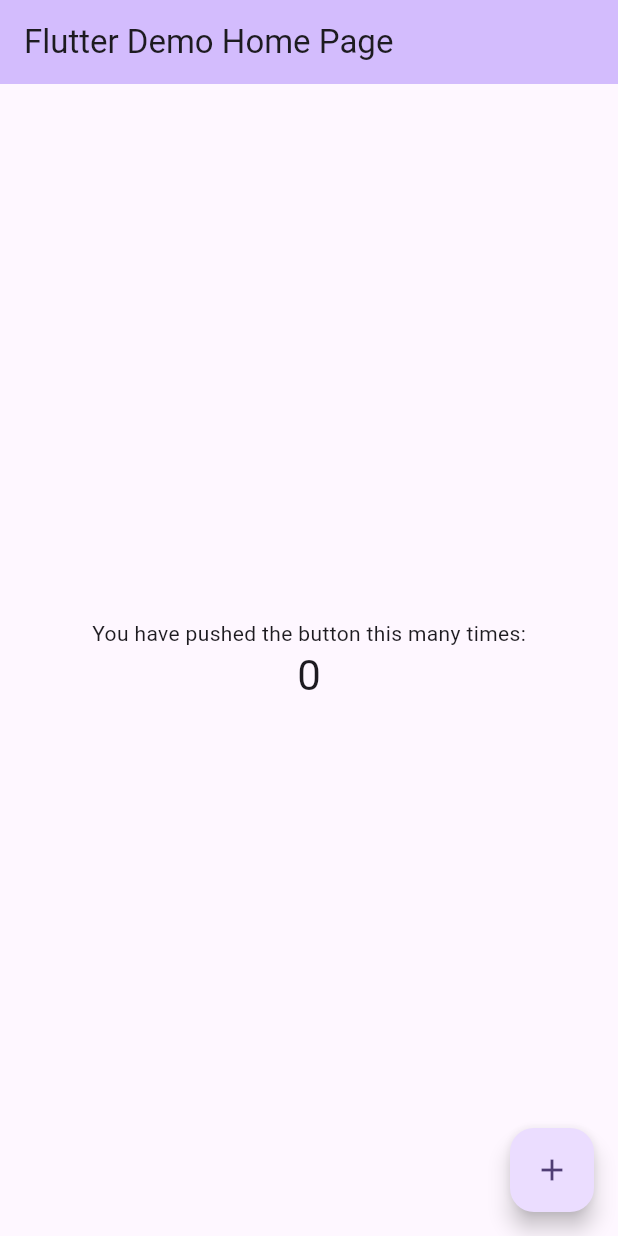
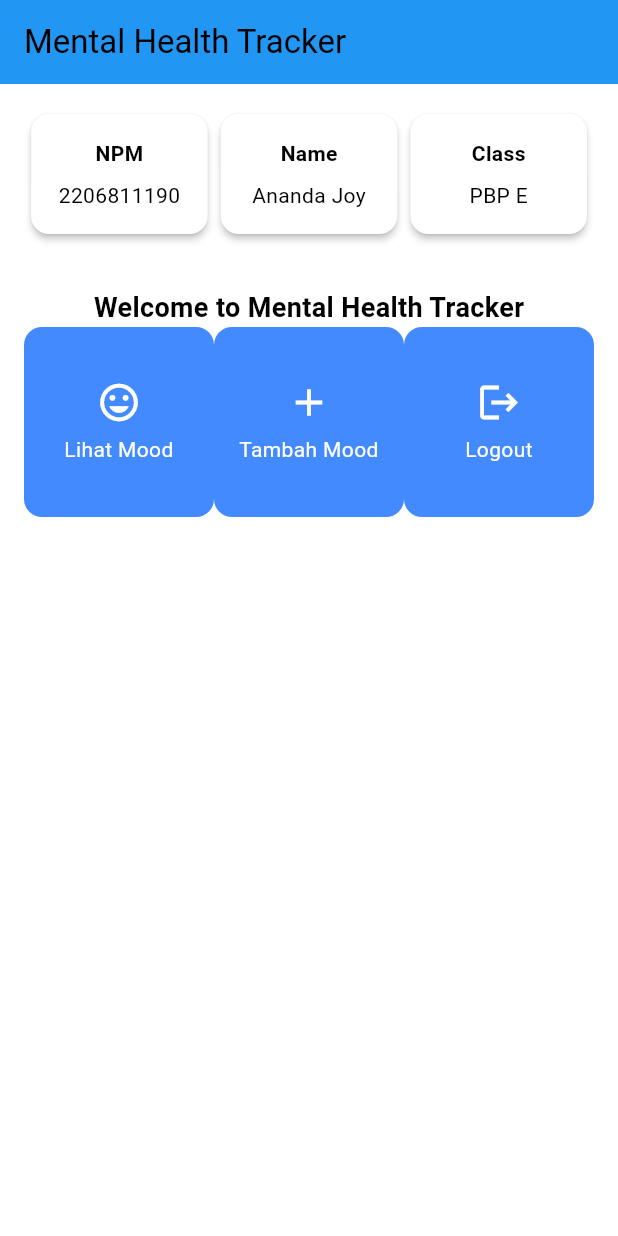
Before and after one commit to anandajoyyy22/mental-health-tracker-mobile, a Flutter app: the screen it shows after launch, on a phone screen of 412 x 824 dp. Run offline on Flutter 3.47's test engine with Material 3 defaults, Android fonts, the phone set to English and light mode, and no system bars.

Commit message:
lab kelar

```diff
--- a/lib/main.dart
+++ b/lib/main.dart
@@ -1,4 +1,5 @@
 import 'package:flutter/material.dart';
+import 'menu.dart'; // Import file menu.dart
 
 void main() {
   runApp(const MyApp());
@@ -7,119 +8,17 @@ void main() {
 class MyApp extends StatelessWidget {
   const MyApp({super.key});
 
-  // This widget is the root of your application.
   @override
   Widget build(BuildContext context) {
     return MaterialApp(
-      title: 'Flutter Demo',
+      title: 'Mental Health Tracker',
       theme: ThemeData(
-        // This is the theme of your application.
-        //
-        // TRY THIS: Try running your application with "flutter run". You'll see
-        // the application has a purple toolbar. Then, without quitting the app,
-        // try changing the seedColor in the colorScheme below to Colors.green
-        // and then invoke "hot reload" (save your changes or press the "hot
-        // reload" button in a Flutter-supported IDE, or press "r" if you used
-        // the command line to start the app).
-        //
-        // Notice that the counter didn't reset back to zero; the application
-        // state is not lost during the reload. To reset the state, use hot
-        // restart instead.
-        //
-        // This works for code too, not just values: Most code changes can be
-        // tested with just a hot reload.
-        colorScheme: ColorScheme.fromSeed(seedColor: Colors.deepPurple),
-        useMaterial3: true,
+        primarySwatch: Colors.blue, // Ubah warna utama sesuai kebutuhan
+        colorScheme: ColorScheme.fromSwatch().copyWith(
+          secondary: Colors.blueAccent, // Warna sekunder
+        ),
       ),
-      home: const MyHomePage(title: 'Flutter Demo Home Page'),
+      home: MyHomePage(), // Mengatur halaman awal
     );
   }
 }
-
-class MyHomePage extends StatefulWidget {
-  const MyHomePage({super.key, required this.title});
-
-  // This widget is the home page of your application. It is stateful, meaning
-  // that it has a State object (defined below) that contains fields that affect
-  // how it looks.
-
-  // This class is the configuration for the state. It holds the values (in this
-  // case the title) provided by the parent (in this case the App widget) and
-  // used by the build method of the State. Fields in a Widget subclass are
-  // always marked "final".
-
-  final String title;
-
-  @override
-  State<MyHomePage> createState() => _MyHomePageState();
-}
-
-class _MyHomePageState extends State<MyHomePage> {
-  int _counter = 0;
-
-  void _incrementCounter() {
-    setState(() {
-      // This call to setState tells the Flutter framework that something has
-      // changed in this State, which causes it to rerun the build method below
-      // so that the display can reflect the updated values. If we changed
-      // _counter without calling setState(), then the build method would not be
-      // called again, and so nothing would appear to happen.
-      _counter++;
-    });
-  }
-
-  @override
-  Widget build(BuildContext context) {
-    // This method is rerun every time setState is called, for instance as done
-    // by the _incrementCounter method above.
-    //
-    // The Flutter framework has been optimized to make rerunning build methods
-    // fast, so that you can just rebuild anything that needs updating rather
-    // than having to individually change instances of widgets.
-    return Scaffold(
-      appBar: AppBar(
-        // TRY THIS: Try changing the color here to a specific color (to
-        // Colors.amber, perhaps?) and trigger a hot reload to see the AppBar
-        // change color while the other colors stay the same.
-        backgroundColor: Theme.of(context).colorScheme.inversePrimary,
-        // Here we take the value from the MyHomePage object that was created by
-        // the App.build method, and use it to set our appbar title.
-        title: Text(widget.title),
-      ),
-      body: Center(
-        // Center is a layout widget. It takes a single child and positions it
-        // in the middle of the parent.
-        child: Column(
-          // Column is also a layout widget. It takes a list of children and
-          // arranges them vertically. By default, it sizes itself to fit its
-          // children horizontally, and tries to be as tall as its parent.
-          //
-          // Column has various properties to control how it sizes itself and
-          // how it positions its children. Here we use mainAxisAlignment to
-          // center the children vertically; the main axis here is the vertical
-          // axis because Columns are vertical (the cross axis would be
-          // horizontal).
-          //
-          // TRY THIS: Invoke "debug painting" (choose the "Toggle Debug Paint"
-          // action in the IDE, or press "p" in the console), to see the
-          // wireframe for each widget.
-          mainAxisAlignment: MainAxisAlignment.center,
-          children: <Widget>[
-            const Text(
-              'You have pushed the button this many times:',
-            ),
-            Text(
-              '$_counter',
-              style: Theme.of(context).textTheme.headlineMedium,
-            ),
-          ],
-        ),
-      ),
-      floatingActionButton: FloatingActionButton(
-        onPressed: _incrementCounter,
-        tooltip: 'Increment',
-        child: const Icon(Icons.add),
-      ), // This trailing comma makes auto-formatting nicer for build methods.
-    );
-  }
-}
--- /dev/null
+++ b/lib/menu.dart
@@ -0,0 +1,153 @@
+import 'package:flutter/material.dart';
+
+class MyHomePage extends StatelessWidget {
+  final String npm = '2206811190';
+  final String name = 'Ananda Joy';
+  final String className = 'PBP E';
+  final List<ItemHomepage> items = [
+      ItemHomepage("Lihat Mood", Icons.mood),
+      ItemHomepage("Tambah Mood", Icons.add),
+      ItemHomepage("Logout", Icons.logout),
+  ];
+
+  MyHomePage({super.key});
+
+  @override
+  Widget build(BuildContext context) {
+    return Scaffold(
+      appBar: AppBar(
+        title: const Text('Mental Health Tracker'),
+        backgroundColor: Theme.of(context).colorScheme.primary,
+      ),
+      body: Padding(
+        padding: const EdgeInsets.all(16.0),
+        child: Column(
+          crossAxisAlignment: CrossAxisAlignment.center,
+          children: [
+            Row(
+              mainAxisAlignment: MainAxisAlignment.spaceEvenly,
+              children: [
+                InfoCard(title: 'NPM', content: npm),
+                InfoCard(title: 'Name', content: name),
+                InfoCard(title: 'Class', content: className),
+              ],
+            ),
+            const SizedBox(height: 16.0),
+            Center(
+              child: Column(
+                children: [
+                  const Padding(
+                    padding: EdgeInsets.only(top: 16.0),
+                    child: Text(
+                      'Welcome to Mental Health Tracker',
+                      style: TextStyle(fontWeight: FontWeight.bold, fontSize: 18.0),
+                    ),
+                  ),
+                  GridView.count(
+                    crossAxisCount: 3,
+                    shrinkWrap: true,
+                    children: items.map((item) => ItemCard(item)).toList(),
+                  ),
+                ],
+              ),
+            ),
+          ],
+        ),
+      ),
+    );
+  }
+}
+
+class InfoCard extends StatelessWidget {
+  // Kartu informasi yang menampilkan title dan content.
+
+  final String title;  // Judul kartu.
+  final String content;  // Isi kartu.
+
+  const InfoCard({super.key, required this.title, required this.content});
+
+  @override
+  Widget build(BuildContext context) {
+    return Card(
+      // Membuat kotak kartu dengan bayangan dibawahnya.
+      elevation: 2.0,
+      child: Container(
+        // Mengatur ukuran dan jarak di dalam kartu.
+        width: MediaQuery.of(context).size.width / 3.5, // menyesuaikan dengan lebar device yang digunakan.
+        padding: const EdgeInsets.all(16.0),
+        // Menyusun title dan content secara vertikal.
+        child: Column(
+          children: [
+            Text(
+              title,
+              style: const TextStyle(fontWeight: FontWeight.bold),
+            ),
+            const SizedBox(height: 8.0),
+            Text(content),
+          ],
+        ),
+      ),
+    );
+  }
+}
+
+class ItemHomepage {
+    final String name;
+    final IconData icon;
+
+    ItemHomepage(this.name, this.icon);
+}
+
+class ItemCard extends StatelessWidget {
+  // Menampilkan kartu dengan ikon dan nama.
+
+  final ItemHomepage item;
+
+  const ItemCard(this.item, {super.key});
+
+  @override
+  Widget build(BuildContext context) {
+    return Material(
+      // Menentukan warna latar belakang dari tema aplikasi.
+      color: Theme.of(context).colorScheme.secondary,
+      // Membuat sudut kartu melengkung.
+      borderRadius: BorderRadius.circular(12),
+
+      child: InkWell(
+        // Aksi ketika kartu ditekan.
+        onTap: () {
+          // Menampilkan pesan SnackBar saat kartu ditekan.
+          ScaffoldMessenger.of(context)
+            ..hideCurrentSnackBar()
+            ..showSnackBar(
+              SnackBar(content: Text("Kamu telah menekan tombol ${item.name}!"))
+            );
+        },
+        // Container untuk menyimpan Icon dan Text
+        child: Container(
+          padding: const EdgeInsets.all(8),
+          child: Center(
+            child: Column(
+              // Menyusun ikon dan teks di tengah kartu.
+              mainAxisAlignment: MainAxisAlignment.center,
+              children: [
+                Icon(
+                  item.icon,
+                  color: Colors.white,
+                  size: 30.0,
+                ),
+                const Padding(padding: EdgeInsets.all(3)),
+                Text(
+                  item.name,
+                  textAlign: TextAlign.center,
+                  style: const TextStyle(color: Colors.white),
+                ),
+              ],
+            ),
+          ),
+        ),
+      ),
+    );
+  }
+
+}
```
